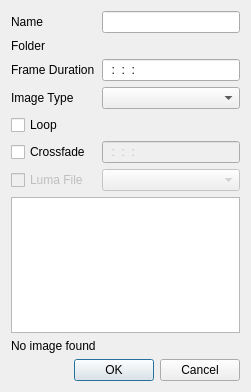
Before: the Qt Designer form src/widgets/slideshowclip_ui.ui in KDE/kdenlive, drawn with Qt 5.
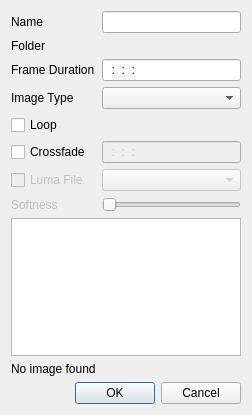
After: the same form once the commit is applied. Custom widgets are drawn as their Qt base class.

```diff
--- a/src/widgets/slideshowclip_ui.ui
+++ b/src/widgets/slideshowclip_ui.ui
@@ -5,8 +5,8 @@
    <rect>
     <x>0</x>
     <y>0</y>
-    <width>251</width>
-    <height>392</height>
+    <width>252</width>
+    <height>415</height>
    </rect>
   </property>
   <property name="windowTitle" >
@@ -71,7 +71,17 @@
      </property>
     </widget>
    </item>
-   <item row="7" column="0" >
+   <item row="5" column="1" >
+    <widget class="KRestrictedLine" name="luma_duration" >
+     <property name="enabled" >
+      <bool>false</bool>
+     </property>
+     <property name="inputMask" >
+      <string>99:99:99:99; </string>
+     </property>
+    </widget>
+   </item>
+   <item row="6" column="0" >
     <widget class="QCheckBox" name="luma_fade" >
      <property name="enabled" >
       <bool>false</bool>
@@ -81,13 +91,36 @@
      </property>
     </widget>
    </item>
-   <item row="7" column="1" >
+   <item row="6" column="1" >
     <widget class="KComboBox" name="luma_file" >
      <property name="enabled" >
       <bool>false</bool>
      </property>
     </widget>
    </item>
+   <item row="7" column="0" >
+    <widget class="QLabel" name="label_softness" >
+     <property name="enabled" >
+      <bool>false</bool>
+     </property>
+     <property name="text" >
+      <string>Softness</string>
+     </property>
+    </widget>
+   </item>
+   <item row="7" column="1" >
+    <widget class="QSlider" name="luma_softness" >
+     <property name="enabled" >
+      <bool>false</bool>
+     </property>
+     <property name="maximum" >
+      <number>100</number>
+     </property>
+     <property name="orientation" >
+      <enum>Qt::Horizontal</enum>
+     </property>
+    </widget>
+   </item>
    <item row="8" column="0" colspan="2" >
     <widget class="KListWidget" name="icon_list" />
    </item>
@@ -108,16 +141,6 @@
      </property>
     </widget>
    </item>
-   <item row="5" column="1" >
-    <widget class="KRestrictedLine" name="luma_duration" >
-     <property name="enabled" >
-      <bool>false</bool>
-     </property>
-     <property name="inputMask" >
-      <string>99:99:99:99; </string>
-     </property>
-    </widget>
-   </item>
   </layout>
  </widget>
  <customwidgets>
```
